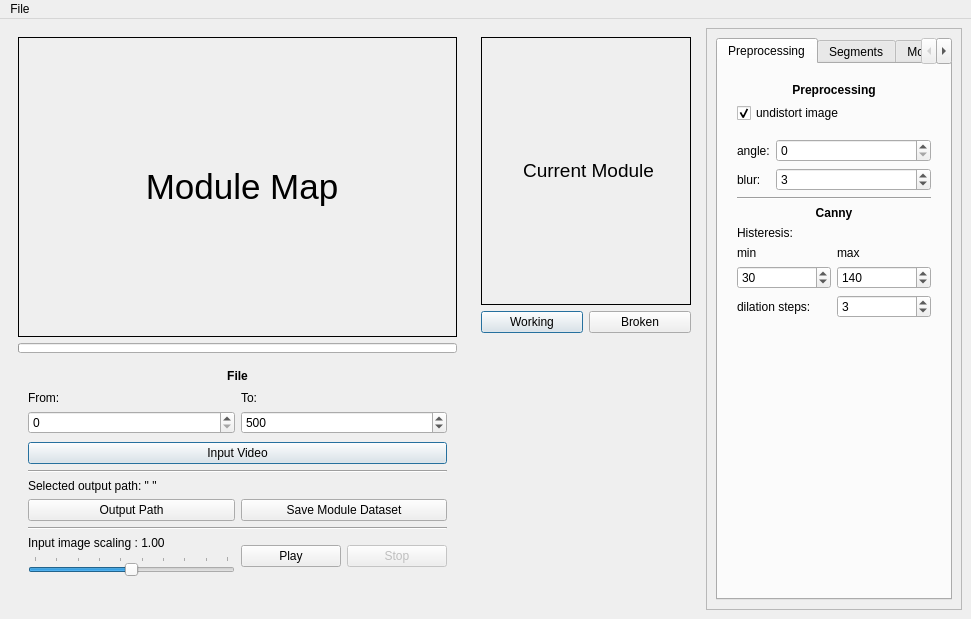
cdeldon/thermography, file gui/design/create_dataset_gui.ui: the form before one commit.
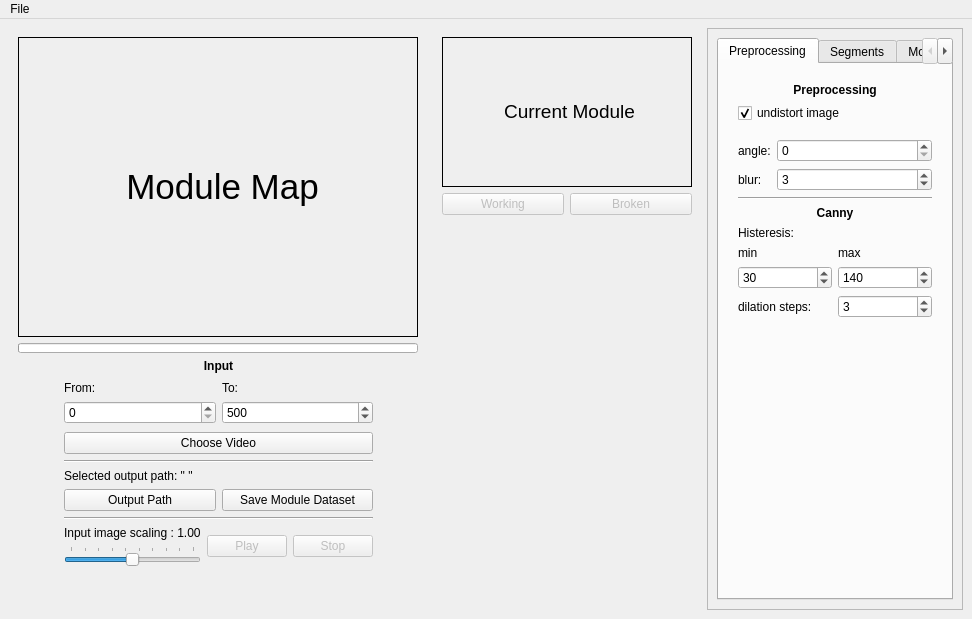
The form after the commit. Icons and pictures are not drawn.

Commit message: Gui for dataset creation

Patch:
```diff
--- a/gui/design/create_dataset_gui.ui
+++ b/gui/design/create_dataset_gui.ui
@@ -6,8 +6,8 @@
    <rect>
     <x>0</x>
     <y>0</y>
-    <width>971</width>
-    <height>598</height>
+    <width>957</width>
+    <height>611</height>
    </rect>
   </property>
   <property name="sizePolicy">
@@ -120,20 +120,63 @@
         </widget>
        </item>
        <item>
+        <widget class="QWidget" name="widget_2" native="true">
+         <property name="sizePolicy">
+          <sizepolicy hsizetype="Expanding" vsizetype="Preferred">
+           <horstretch>0</horstretch>
+           <verstretch>0</verstretch>
+          </sizepolicy>
+         </property>
+         <property name="minimumSize">
+          <size>
+           <width>400</width>
+           <height>0</height>
+          </size>
+         </property>
+         <layout class="QHBoxLayout" name="horizontalLayout_4">
+          <property name="spacing">
+           <number>6</number>
+          </property>
+          <property name="leftMargin">
+           <number>0</number>
+          </property>
+          <property name="topMargin">
+           <number>0</number>
+          </property>
+          <property name="rightMargin">
+           <number>0</number>
+          </property>
+          <property name="bottomMargin">
+           <number>0</number>
+          </property>
+          <item>
+           <spacer name="horizontalSpacer">
+            <property name="orientation">
+             <enum>Qt::Horizontal</enum>
+            </property>
+            <property name="sizeHint" stdset="0">
+             <size>
+              <width>0</width>
+              <height>20</height>
+             </size>
+            </property>
+           </spacer>
+          </item>
+          <item>
         <layout class="QVBoxLayout" name="verticalLayout_3">
          <property name="leftMargin">
-          <number>10</number>
+             <number>0</number>
          </property>
          <property name="topMargin">
-          <number>10</number>
+             <number>0</number>
          </property>
          <property name="rightMargin">
-          <number>10</number>
+             <number>0</number>
          </property>
          <item>
           <widget class="QLabel" name="label">
            <property name="text">
-            <string>&lt;html&gt;&lt;head/&gt;&lt;body&gt;&lt;p align=&quot;center&quot;&gt;&lt;span style=&quot; font-weight:600;&quot;&gt;File&lt;/span&gt;&lt;/p&gt;&lt;/body&gt;&lt;/html&gt;</string>
+               <string>&lt;html&gt;&lt;head/&gt;&lt;body&gt;&lt;p align=&quot;center&quot;&gt;&lt;span style=&quot; font-weight:600;&quot;&gt;Input&lt;/span&gt;&lt;/p&gt;&lt;/body&gt;&lt;/html&gt;</string>
            </property>
            <property name="textFormat">
             <enum>Qt::RichText</enum>
@@ -223,13 +266,13 @@
             <string>&lt;html&gt;&lt;head/&gt;&lt;body&gt;&lt;p&gt;Loads the frames from the selected video file.&lt;/p&gt;&lt;/body&gt;&lt;/html&gt;</string>
            </property>
            <property name="text">
-            <string>Input Video</string>
+               <string>Choose Video</string>
            </property>
            <property name="checkable">
             <bool>false</bool>
            </property>
            <property name="default">
-            <bool>true</bool>
+               <bool>false</bool>
            </property>
            <property name="flat">
             <bool>false</bool>
@@ -335,6 +378,9 @@
              </property>
              <item>
               <widget class="QPushButton" name="play_video_button">
+                  <property name="enabled">
+                   <bool>false</bool>
+                  </property>
                <property name="sizePolicy">
                 <sizepolicy hsizetype="MinimumExpanding" vsizetype="Fixed">
                  <horstretch>0</horstretch>
@@ -396,6 +442,25 @@
         </layout>
        </item>
        <item>
+           <spacer name="horizontalSpacer_2">
+            <property name="orientation">
+             <enum>Qt::Horizontal</enum>
+            </property>
+            <property name="sizeType">
+             <enum>QSizePolicy::Expanding</enum>
+            </property>
+            <property name="sizeHint" stdset="0">
+             <size>
+              <width>0</width>
+              <height>20</height>
+             </size>
+            </property>
+           </spacer>
+          </item>
+         </layout>
+        </widget>
+       </item>
+       <item>
         <spacer name="verticalSpacer_7">
          <property name="orientation">
           <enum>Qt::Vertical</enum>
@@ -414,7 +479,7 @@
     <item>
      <widget class="QWidget" name="widget" native="true">
       <property name="sizePolicy">
-       <sizepolicy hsizetype="Expanding" vsizetype="Preferred">
+       <sizepolicy hsizetype="Fixed" vsizetype="Preferred">
         <horstretch>1</horstretch>
         <verstretch>0</verstretch>
        </sizepolicy>
@@ -423,15 +488,15 @@
        <item>
         <widget class="QLabel" name="current_module_view">
          <property name="sizePolicy">
-          <sizepolicy hsizetype="MinimumExpanding" vsizetype="MinimumExpanding">
+          <sizepolicy hsizetype="Fixed" vsizetype="Fixed">
            <horstretch>0</horstretch>
            <verstretch>0</verstretch>
           </sizepolicy>
          </property>
          <property name="minimumSize">
           <size>
-           <width>100</width>
-           <height>100</height>
+           <width>250</width>
+           <height>150</height>
           </size>
          </property>
          <property name="font">
@@ -460,6 +525,9 @@
         <layout class="QHBoxLayout" name="horizontalLayout">
          <item>
           <widget class="QPushButton" name="module_working_button">
+           <property name="enabled">
+            <bool>false</bool>
+           </property>
            <property name="text">
             <string>Working</string>
            </property>
@@ -470,6 +538,9 @@
          </item>
          <item>
           <widget class="QPushButton" name="module_broken_button">
+           <property name="enabled">
+            <bool>false</bool>
+           </property>
            <property name="text">
             <string>Broken</string>
            </property>
@@ -1321,7 +1392,7 @@
     <rect>
      <x>0</x>
      <y>0</y>
-     <width>971</width>
+     <width>957</width>
      <height>21</height>
     </rect>
    </property>
```
Lines whose indentation alone changed are shown as unchanged. The commit also changes 4 other files.
